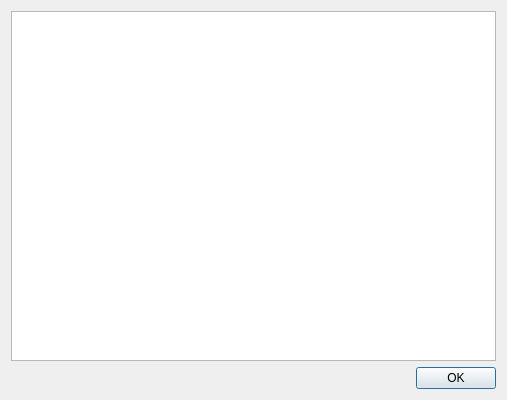
Old version of the form FieldsView.ui in the repository adjustive/ucjvm-manager.
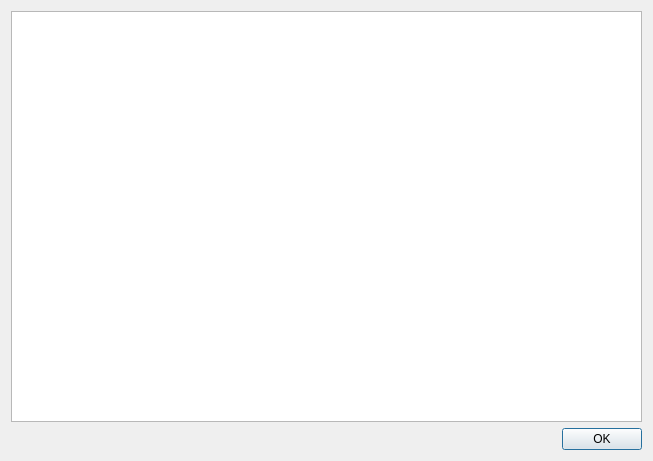
New version of the form.

Diff of the .ui file:
```diff
--- a/FieldsView.ui
+++ b/FieldsView.ui
@@ -6,8 +6,8 @@
    <rect>
     <x>0</x>
     <y>0</y>
-    <width>507</width>
-    <height>400</height>
+    <width>653</width>
+    <height>461</height>
    </rect>
   </property>
   <property name="windowTitle">
@@ -15,7 +15,14 @@
   </property>
   <layout class="QVBoxLayout" name="verticalLayout">
    <item>
-    <widget class="QTableView" name="fieldsView"/>
+    <widget class="QTableView" name="fieldsView">
+     <property name="selectionMode">
+      <enum>QAbstractItemView::NoSelection</enum>
+     </property>
+     <attribute name="verticalHeaderVisible">
+      <bool>false</bool>
+     </attribute>
+    </widget>
    </item>
    <item>
     <widget class="QDialogButtonBox" name="buttonBox">
```
